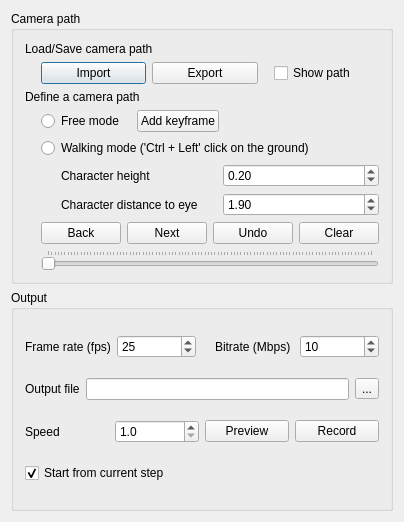
Above: applications/Mapple/dialogs/dialog_walk_through.ui from LiangliangNan/Easy3D before the change. Below: the same form after it.
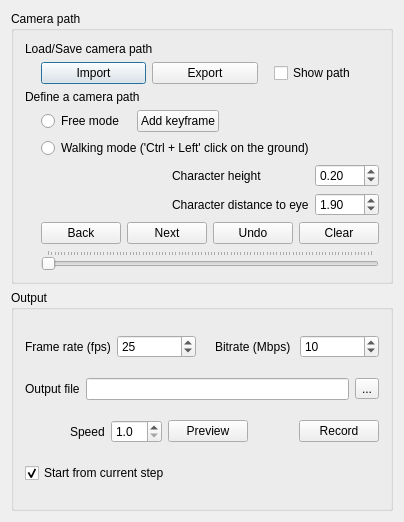
That is the form after the change.

The edit to the form file:
```diff
--- a/applications/Mapple/dialogs/dialog_walk_through.ui
+++ b/applications/Mapple/dialogs/dialog_walk_through.ui
@@ -178,7 +178,7 @@
                <enum>Qt::Horizontal</enum>
               </property>
               <property name="sizeType">
-               <enum>QSizePolicy::Preferred</enum>
+               <enum>QSizePolicy::Expanding</enum>
               </property>
               <property name="sizeHint" stdset="0">
                <size>
@@ -398,6 +398,22 @@
       </item>
       <item>
        <layout class="QHBoxLayout" name="horizontalLayout">
+        <item>
+         <spacer name="horizontalSpacer_6">
+          <property name="orientation">
+           <enum>Qt::Horizontal</enum>
+          </property>
+          <property name="sizeType">
+           <enum>QSizePolicy::Expanding</enum>
+          </property>
+          <property name="sizeHint" stdset="0">
+           <size>
+            <width>0</width>
+            <height>0</height>
+           </size>
+          </property>
+         </spacer>
+        </item>
         <item>
          <widget class="QLabel" name="labelInterpolationSpeed">
           <property name="text">
@@ -443,7 +459,7 @@
            <enum>Qt::Horizontal</enum>
           </property>
           <property name="sizeType">
-           <enum>QSizePolicy::Minimum</enum>
+           <enum>QSizePolicy::Expanding</enum>
           </property>
           <property name="sizeHint" stdset="0">
            <size>
```
